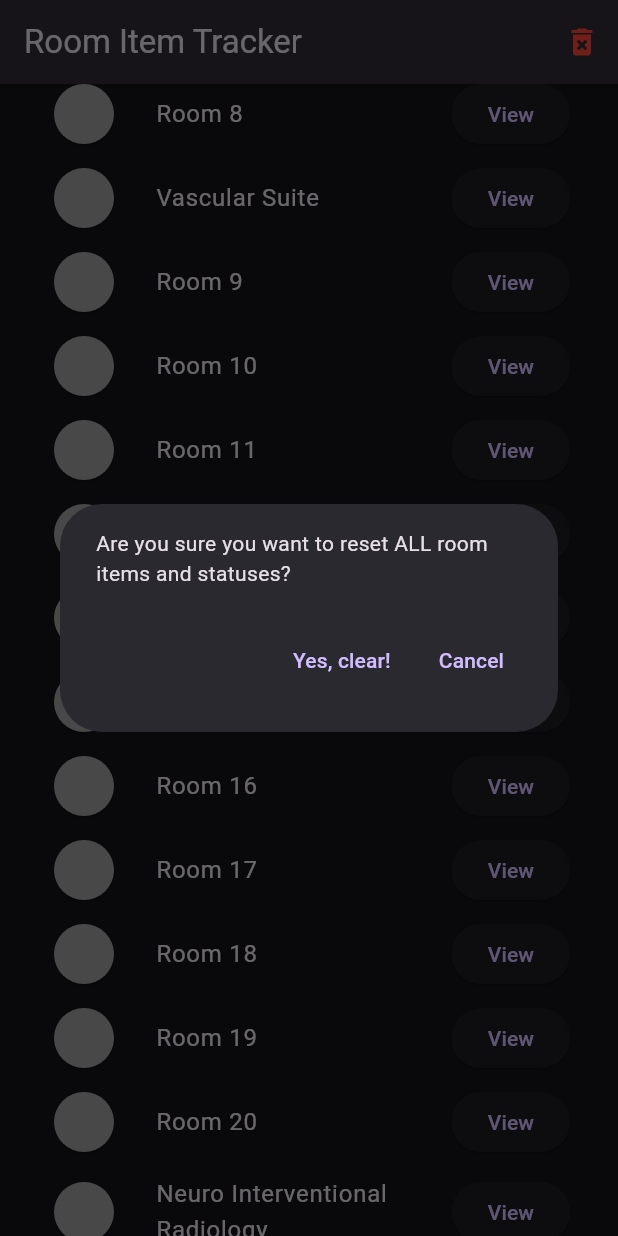
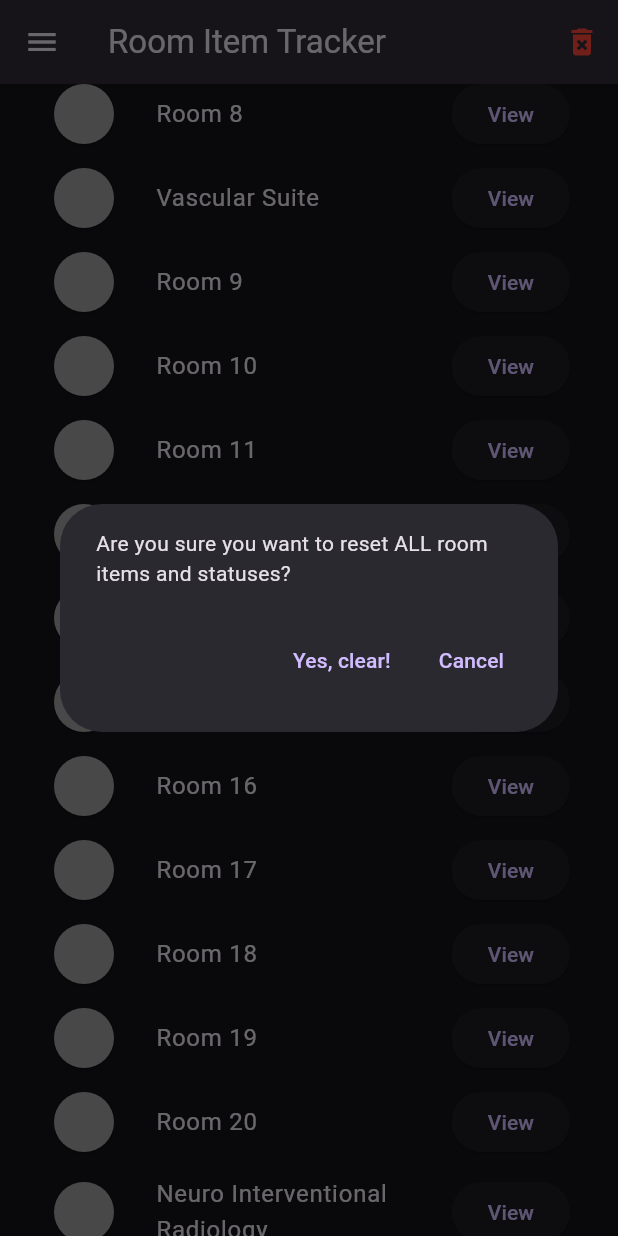
Before and after one commit to Ymit24/room-item-tracker-app, a Flutter app: the screen it shows after launch, scrolled down 576 dp, after a tap on the "delete forever" icon, on a phone screen of 412 x 824 dp. Run offline on Flutter 3.47's test engine with Material 3 defaults, Android fonts, the phone set to English and light mode, and no system bars; our stand-ins replace flutter_hooks, get_it, hive, hive_flutter, hooks_riverpod; accounts and stored records are empty; project files that could hold a hidden picture were left out.

Commit message:
added settings drawer with reset button

```diff
--- a/lib/main.dart
+++ b/lib/main.dart
@@ -36,14 +36,12 @@ class RoomItemTrackerApp extends HookConsumerWidget {
       debugShowCheckedModeBanner: false,
       title: 'Room Item Tracker',
       theme: ThemeData(primarySwatch: Colors.blue, brightness: Brightness.dark),
-      home: const SafeArea(child: RoomsPage()),
+      home: const RoomsPage(),
     );
   }
 
   void loadDataFromFile(WidgetRef ref) async {
-    await Future.delayed(const Duration(milliseconds: 10), () {
-      ref.watch(roomsProvider.notifier).loadFromFile();
-      ref.watch(roomItemsProvider.notifier).loadFromFile();
-    });
+    await ref.watch(roomsProvider.notifier).loadFromFile();
+    await ref.watch(roomItemsProvider.notifier).loadFromFile();
   }
 }
--- a/lib/notifiers/room_items.dart
+++ b/lib/notifiers/room_items.dart
@@ -8,7 +8,7 @@ class RoomItemNotifier extends StateNotifier<List<RoomItem>> {
   final _storageService = locator.get<RoomStorageService>();
   RoomItemNotifier() : super([]);
 
-  void loadFromFile() async {
+  Future<void> loadFromFile() async {
     final result = await _storageService.readItems();
 
     if (result.isEmpty) {
@@ -31,4 +31,12 @@ class RoomItemNotifier extends StateNotifier<List<RoomItem>> {
     ];
     _storageService.writeItems(state);
   }
+
+  /// Reset the room state with the seed items.
+  /// Performs a writeback to save the seed items immediately.
+  Future<void> resetWithSeedItems() async {
+    final seedItems = await readSeedItems();
+    state = List.from(seedItems);
+    _storageService.writeItems(state);
+  }
 }
--- a/lib/notifiers/rooms.dart
+++ b/lib/notifiers/rooms.dart
@@ -10,7 +10,7 @@ class RoomsNotifier extends StateNotifier<List<Room>> {
 
   RoomsNotifier() : super([]);
 
-  void loadFromFile() async {
+  Future<void> loadFromFile() async {
     final result = await _storageService.readRooms();
     if (result.isEmpty) {
       state = List.from(seedRooms);
@@ -70,12 +70,12 @@ class RoomsNotifier extends StateNotifier<List<Room>> {
     _storageService.writeRooms(state);
   }
 
-  void clearAllRooms() {
+  Future<void> clearAllRooms() async {
     state = [
       for (final room in state)
         room.copyWith(presentItems: [], status: RoomStatus.Unknown)
     ];
-    _storageService.writeRooms(state);
+    await _storageService.writeRooms(state);
   }
 
   void removeItemFromAllRooms(RoomItem item) {
--- a/lib/pages/rooms/rooms_page.dart
+++ b/lib/pages/rooms/rooms_page.dart
@@ -10,19 +10,38 @@ class RoomsPage extends HookConsumerWidget {
   Widget build(BuildContext context, WidgetRef ref) {
     final rooms = ref.watch(roomsProvider);
     return Scaffold(
+      drawer: Drawer(
+        child: ListView(
+          padding: EdgeInsets.zero,
+          children: [
+            const DrawerHeader(
+              child: Center(
+                child: Text(
+                  'Settings',
+                  style: TextStyle(fontSize: 24),
+                ),
+              ),
+            ),
+            TextButton(
+                onPressed: () => onReseedClick(context, ref),
+                child: const Text('Full data reset (Reseed item list).'))
+          ],
+        ),
+      ),
       appBar: AppBar(
         title: const Text('Room Item Tracker'),
         actions: [
           IconButton(
             onPressed: () => clearAllRooms(context, ref),
-            icon: Icon(
+            icon: const Icon(
               Icons.delete_forever,
               color: Colors.red,
             ),
           ),
         ],
       ),
-      body: Center(
+      body: SafeArea(
+        child: Center(
           child: Column(
             mainAxisAlignment: MainAxisAlignment.center,
             children: <Widget>[
@@ -38,7 +57,37 @@ class RoomsPage extends HookConsumerWidget {
             ],
           ),
         ),
+      ),
     );
+  }
+
+  void onReseedClick(BuildContext context, WidgetRef ref) {
+    showDialog(
+      context: context,
+      builder: (ctx) => AlertDialog(
+        content: const Text(
+          'Are you sure you want to FULLY RESET all rooms and RESET the item list?',
+        ),
+        actions: [
+          TextButton(
+            onPressed: () => resetAndReseed(ctx, ref),
+            child: const Text('Yes, RESET.'),
+          ),
+          TextButton(
+            onPressed: () {
+              Navigator.of(ctx).pop();
+            },
+            child: const Text('Cancel'),
+          ),
+        ],
+      ),
+    );
+  }
+
+  void resetAndReseed(BuildContext context, WidgetRef ref) async {
+    Navigator.of(context).pop();
+    await ref.read(roomItemsProvider.notifier).resetWithSeedItems();
+    await ref.read(roomsProvider.notifier).clearAllRooms();
   }
 
   void clearAllRooms(BuildContext ctx, WidgetRef ref) async {
@@ -47,12 +96,13 @@ class RoomsPage extends HookConsumerWidget {
       context: ctx,
       builder: (ctx) => AlertDialog(
         content: const Text(
-            'Are you sure you want to reset ALL room items and statuses?'),
+          'Are you sure you want to reset ALL room items and statuses?',
+        ),
         actions: [
           TextButton(
-            onPressed: () {
+            onPressed: () async {
               Navigator.of(ctx).pop();
-              ref.read(roomsProvider.notifier).clearAllRooms();
+              await ref.read(roomsProvider.notifier).clearAllRooms();
             },
             child: const Text('Yes, clear!'),
           ),
```
Lines whose indentation alone changed are shown as unchanged.
